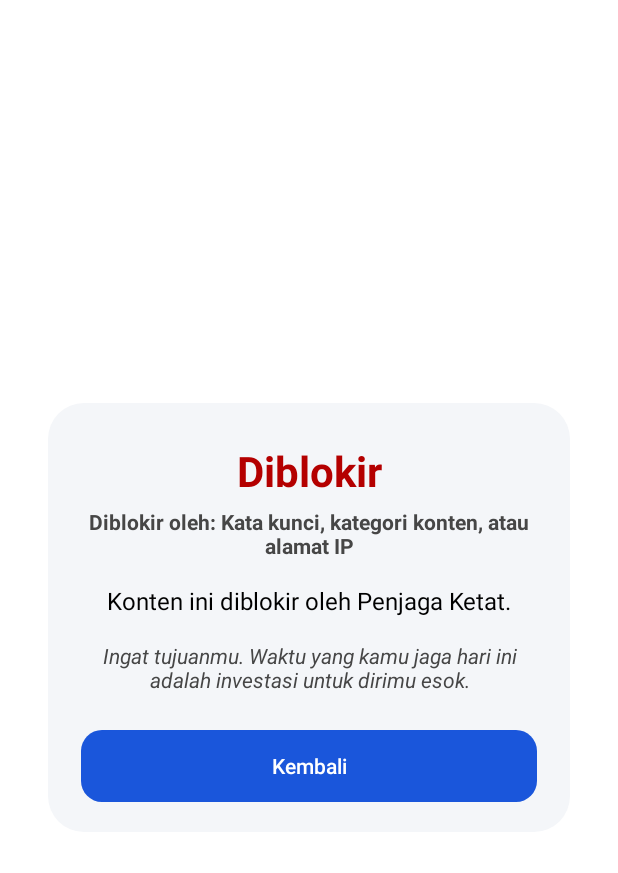
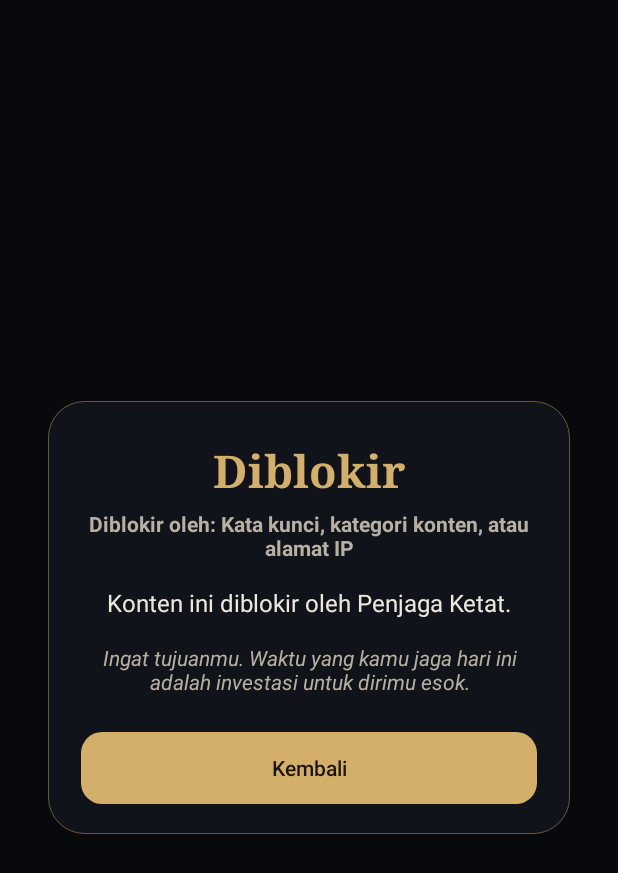
Before and after one commit to agilsibawayh01-design/PenjagaKetat, an Android app: the BlockActivity screen opened directly, with no data from a screen before it, on a phone screen of 412 x 824 dp. Shown: the top 873 px of the screen. Run offline under Robolectric (Android 15) with nearby library versions, the phone set to English and light mode, and no system bars; pictures from the network do not load.

Commit message:
Add files via upload

```diff
--- a/app/src/main/java/com/mas/strictguard/BlockActivity.kt
+++ b/app/src/main/java/com/mas/strictguard/BlockActivity.kt
@@ -47,11 +47,11 @@ class BlockActivity : Activity() {
         val hitText = intent.getStringExtra("wordText") ?: ""
         val hitWhere = intent.getStringExtra("wordWhere") ?: ""
 
-        val night = (resources.configuration.uiMode and Configuration.UI_MODE_NIGHT_MASK) == Configuration.UI_MODE_NIGHT_YES
-        val cBg = if (night) Color.parseColor("#12161C") else Color.WHITE
-        val cFg = if (night) Color.parseColor("#E8EAED") else Color.BLACK
-        val cSub = if (night) Color.parseColor("#A0A9B5") else Color.rgb(70, 70, 70)
-        val cRed = if (night) Color.parseColor("#FF6B6B") else Color.rgb(180, 0, 0)
+        val night = true // tema Lux: selalu gelap
+        val cBg = if (night) Color.parseColor("#07090C") else Color.WHITE
+        val cFg = if (night) Color.parseColor("#EDE8DD") else Color.BLACK
+        val cSub = if (night) Color.parseColor("#B7B1A3") else Color.rgb(70, 70, 70)
+        val cRed = if (night) Color.parseColor("#D4AF6A") else Color.rgb(180, 0, 0)
         val root = LinearLayout(this).apply {
             orientation = LinearLayout.VERTICAL
             gravity = Gravity.CENTER
@@ -60,12 +60,12 @@ class BlockActivity : Activity() {
         }
         val dm = resources.displayMetrics.density
         fun dpx(v: Int) = (v * dm).toInt()
-        val cCard = if (night) Color.parseColor("#1B2129") else Color.parseColor("#F4F6F9")
-        val cBtn = if (night) Color.parseColor("#6FA8FF") else Color.parseColor("#1A56DB")
-        val cBtn2 = if (night) Color.parseColor("#2A333F") else Color.parseColor("#E3E8EF")
+        val cCard = if (night) Color.parseColor("#10131A") else Color.parseColor("#F4F6F9")
+        val cBtn = if (night) Color.parseColor("#D4AF6A") else Color.parseColor("#1A56DB")
+        val cBtn2 = if (night) Color.parseColor("#232834") else Color.parseColor("#E3E8EF")
         fun styleBtn(b: Button, primary: Boolean) {
             b.isAllCaps = false
-            b.setTextColor(if (primary) Color.WHITE else cFg)
+            b.setTextColor(if (primary) Color.parseColor("#1A1405") else cFg)
             b.background = android.graphics.drawable.GradientDrawable().apply {
                 setColor(if (primary) cBtn else cBtn2)
                 cornerRadius = dpx(14).toFloat()
@@ -82,13 +82,14 @@ class BlockActivity : Activity() {
             background = android.graphics.drawable.GradientDrawable().apply {
                 setColor(cCard)
                 cornerRadius = dpx(24).toFloat()
+                setStroke(dpx(1), Color.argb(120, 212, 175, 106))
             }
         }
         val title = TextView(this).apply {
             text = "Diblokir"
-            textSize = 28f
+            textSize = 30f
             setTextColor(cRed)
-            setTypeface(null, Typeface.BOLD)
+            typeface = Typeface.create("serif", Typeface.BOLD)
             gravity = Gravity.CENTER
         }
         why = TextView(this).apply {
```
Also changed, not shown: app/src/main/java/com/mas/strictguard/MainActivity.kt (+70 -58 lines).
